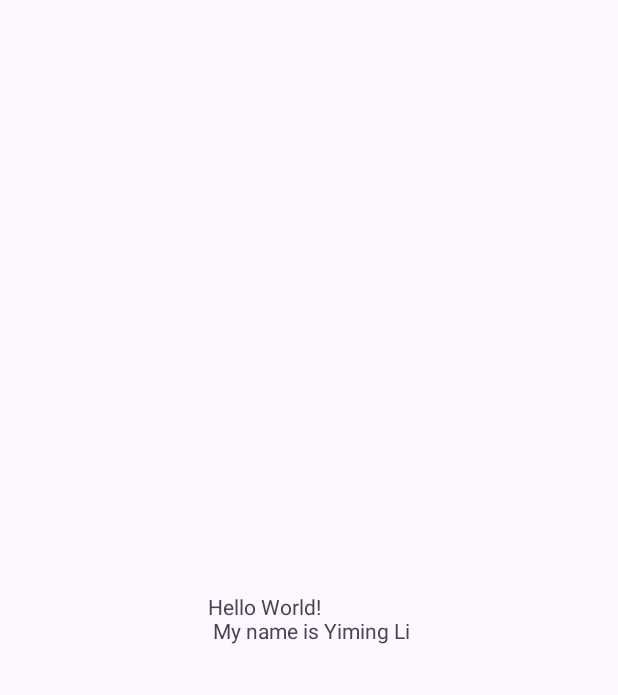
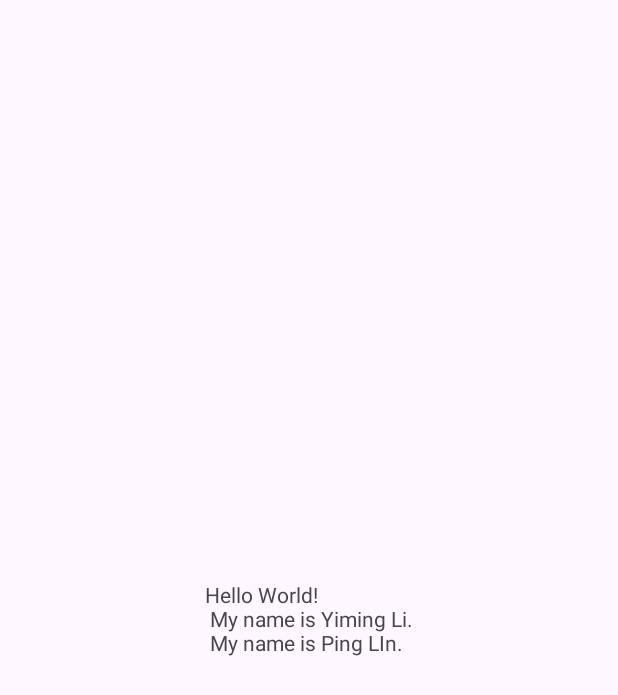
Before and after one commit to YimingLi233/CS4084-Group_10, an Android app: the screen it shows after launch (MainActivity), on a phone screen of 412 x 824 dp. Shown: the top 695 px of the screen. Run offline under Robolectric (Android 15) with nearby library versions, the light colour scheme and no system bars.

Commit message:
Update Ping Lin.

```diff
--- a/app/src/main/res/layout/activity_main.xml
+++ b/app/src/main/res/layout/activity_main.xml
@@ -10,7 +10,7 @@
     <TextView
         android:layout_width="wrap_content"
         android:layout_height="wrap_content"
-        android:text="Hello World!\n My name is Yiming Li"
+        android:text="Hello World!\n My name is Yiming Li.\n My name is Ping LIn."
         app:layout_constraintBottom_toBottomOf="parent"
         app:layout_constraintEnd_toEndOf="parent"
         app:layout_constraintStart_toStartOf="parent"
```
